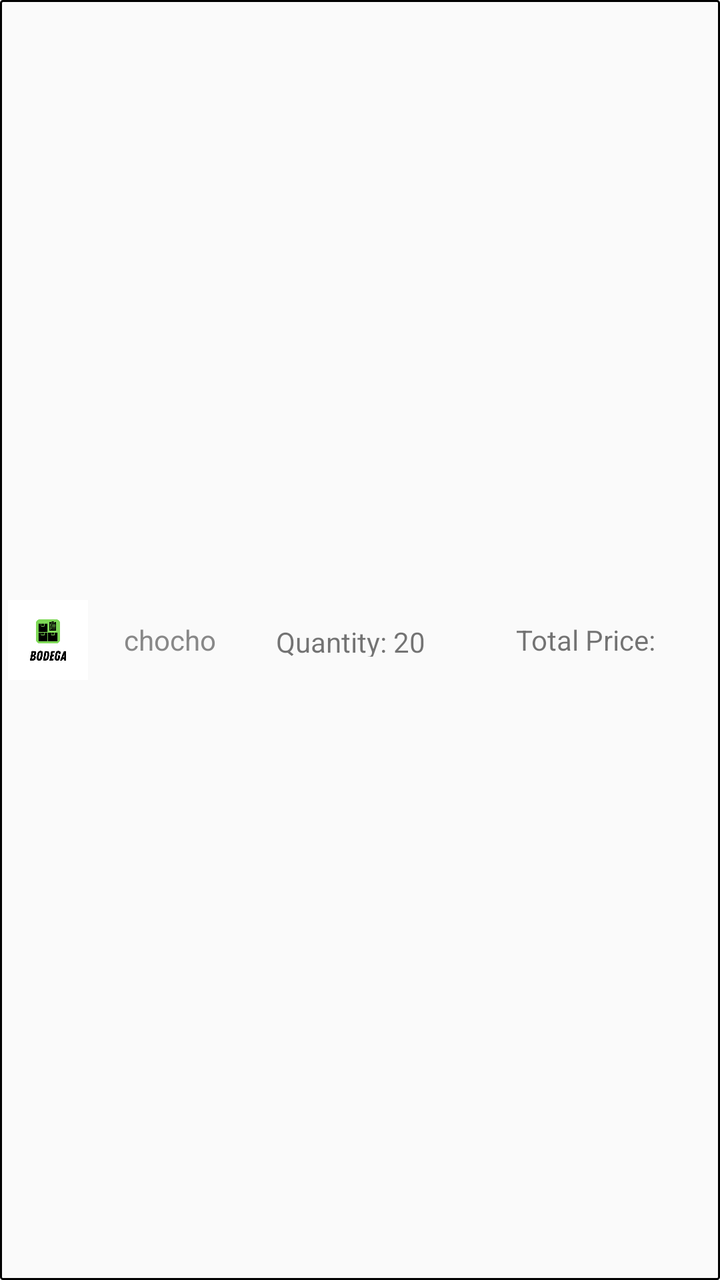
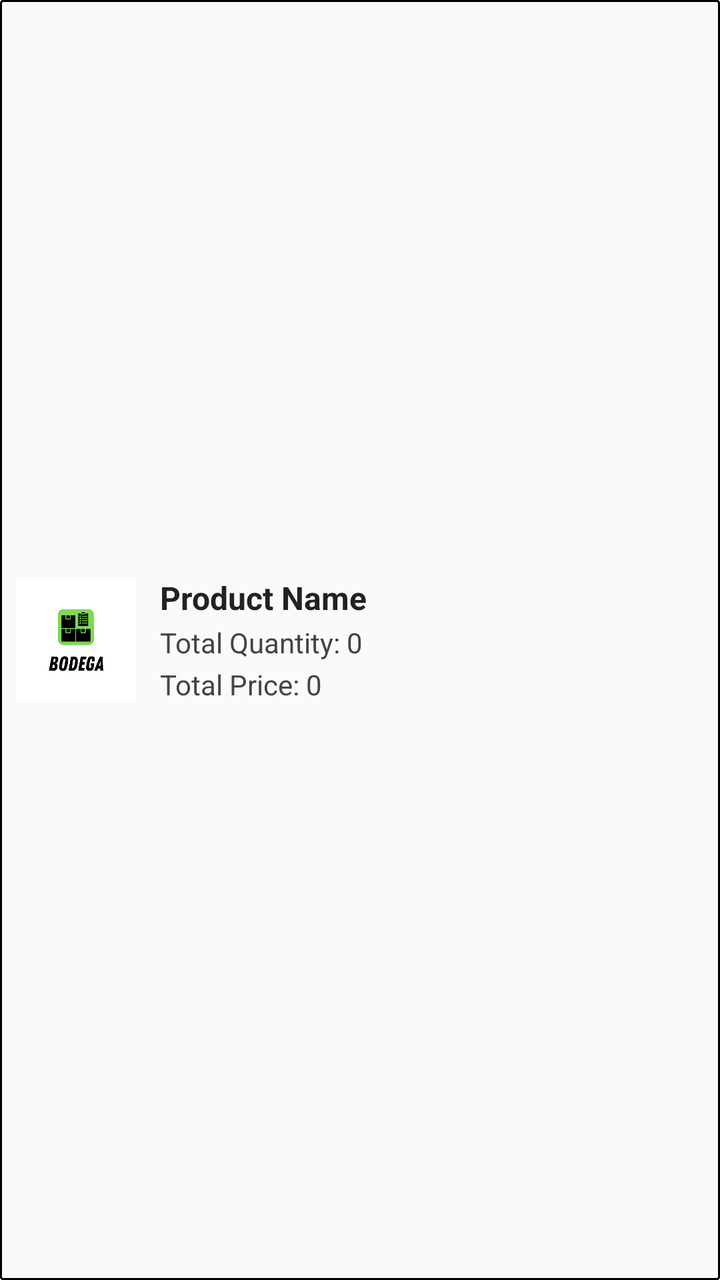

Two renders of the same Android screen: before a commit and after it. Below are the layout's source before the change and the commit's diff.
<!-- AndroidManifest.xml: application theme Theme.MyApp -->
<!-- res/layout/item_dashboard_product.xml -->
<?xml version="1.0" encoding="utf-8"?>
<LinearLayout xmlns:android="http://schemas.android.com/apk/res/android"
    xmlns:tools="http://schemas.android.com/tools"
    android:layout_width="match_parent"
    android:layout_height="50dp"
    tools:ignore="Orientation">

    <LinearLayout
        android:id="@+id/fragment_container"
        android:orientation="horizontal"
        android:background="@drawable/product_corner"
        android:layout_width="match_parent"
        android:layout_height="match_parent"
        android:padding="4dp"
        android:gravity="center_vertical"
        tools:ignore="MissingConstraints">



        <ImageView
            android:id="@+id/dash_productImage"
            android:layout_width="40dp"
            android:layout_height="40dp"
            android:src="@drawable/logo"
            android:background="@android:color/darker_gray"
            android:scaleType="centerCrop"
            android:layout_marginEnd="8dp"/>

        <TextView
            android:id="@+id/dash_productName"
            android:layout_width="wrap_content"
            android:layout_height="wrap_content"
            android:layout_marginLeft="10dp"
            android:text="chocho"
            android:textColor="#888888"
            android:textSize="14sp" />

        <TextView
            android:id="@+id/sold_quantity"
            android:layout_width="100dp"
            android:layout_height="17dp"
            android:layout_marginLeft="30dp"

            android:text="Quantity: 20" />

        <TextView
            android:id="@+id/dash_total_Price_sold"
            android:layout_width="wrap_content"
            android:layout_height="wrap_content"
            android:layout_weight="1"
            android:layout_marginRight="20dp"
            android:layout_marginLeft="20dp"
            android:text="Total Price: " />

    </LinearLayout>
    <FrameLayout
        android:layout_width="match_parent"
        android:layout_height="match_parent"
        android:id="@+id/edit_fragment_container"
        tools:ignore="DuplicateIds">

    </FrameLayout>

</LinearLayout>
<!-- resources referenced by this layout -->
<resources>
  <!-- drawable logo: png bitmap (drawable, 13762 bytes) -->
  <!-- drawable product_corner (drawable) -->
  <?xml version="1.0" encoding="utf-8"?>
  <shape xmlns:android="http://schemas.android.com/apk/res/android"
      android:shape="rectangle">
      <corners android:radius="1dp"/>
      <stroke android:width="1dip" android:color="@color/black" />
  
  </shape>
  <style name="Theme.MyApp" parent="Theme.AppCompat.Light.NoActionBar">
  
      </style>
  <color name="black">#FF000000</color>
</resources>

<!-- the commit's change to res/layout/item_dashboard_product.xml (unified diff, before → after) -->
@@ -2,63 +2,53 @@
 <LinearLayout xmlns:android="http://schemas.android.com/apk/res/android"
     xmlns:tools="http://schemas.android.com/tools"
     android:layout_width="match_parent"
-    android:layout_height="50dp"
-    tools:ignore="Orientation">
+    android:layout_height="wrap_content"
+    android:orientation="horizontal"
+    android:background="@drawable/product_corner"
+    android:padding="8dp"
+    android:gravity="center_vertical">
+
+    <ImageView
+        android:id="@+id/dash_productImage"
+        android:layout_width="60dp"
+        android:layout_height="60dp"
+        android:src="@drawable/logo"
+        android:background="@android:color/darker_gray"
+        android:scaleType="centerCrop"
+        android:layout_marginEnd="12dp"/>
 
     <LinearLayout
-        android:id="@+id/fragment_container"
-        android:orientation="horizontal"
-        android:background="@drawable/product_corner"
-        android:layout_width="match_parent"
-        android:layout_height="match_parent"
-        android:padding="4dp"
-        android:gravity="center_vertical"
-        tools:ignore="MissingConstraints">
-
-
-
-        <ImageView
-            android:id="@+id/dash_productImage"
-            android:layout_width="40dp"
-            android:layout_height="40dp"
-            android:src="@drawable/logo"
-            android:background="@android:color/darker_gray"
-            android:scaleType="centerCrop"
-            android:layout_marginEnd="8dp"/>
+        android:layout_width="0dp"
+        android:layout_height="wrap_content"
+        android:layout_weight="1"
+        android:orientation="vertical">
 
         <TextView
             android:id="@+id/dash_productName"
             android:layout_width="wrap_content"
             android:layout_height="wrap_content"
-            android:layout_marginLeft="10dp"
-            android:text="chocho"
-            android:textColor="#888888"
-            android:textSize="14sp" />
+            android:text="Product Name"
+            android:textColor="#222"
+            android:textStyle="bold"
+            android:textSize="16sp" />
 
         <TextView
             android:id="@+id/sold_quantity"
-            android:layout_width="100dp"
-            android:layout_height="17dp"
-            android:layout_marginLeft="30dp"
-
-            android:text="Quantity: 20" />
+            android:layout_width="wrap_content"
+            android:layout_height="wrap_content"
+            android:text="Total Quantity: 0"
+            android:textColor="#444"
+            android:textSize="14sp"
+            android:layout_marginTop="2dp"/>
 
         <TextView
             android:id="@+id/dash_total_Price_sold"
             android:layout_width="wrap_content"
             android:layout_height="wrap_content"
-            android:layout_weight="1"
-            android:layout_marginRight="20dp"
-            android:layout_marginLeft="20dp"
-            android:text="Total Price: " />
-
+            android:text="Total Price: 0"
+            android:textColor="#444"
+            android:textSize="14sp"
+            android:layout_marginTop="2dp"/>
     </LinearLayout>
-    <FrameLayout
-        android:layout_width="match_parent"
-        android:layout_height="match_parent"
-        android:id="@+id/edit_fragment_container"
-        tools:ignore="DuplicateIds">
-
-    </FrameLayout>
 
 </LinearLayout>
